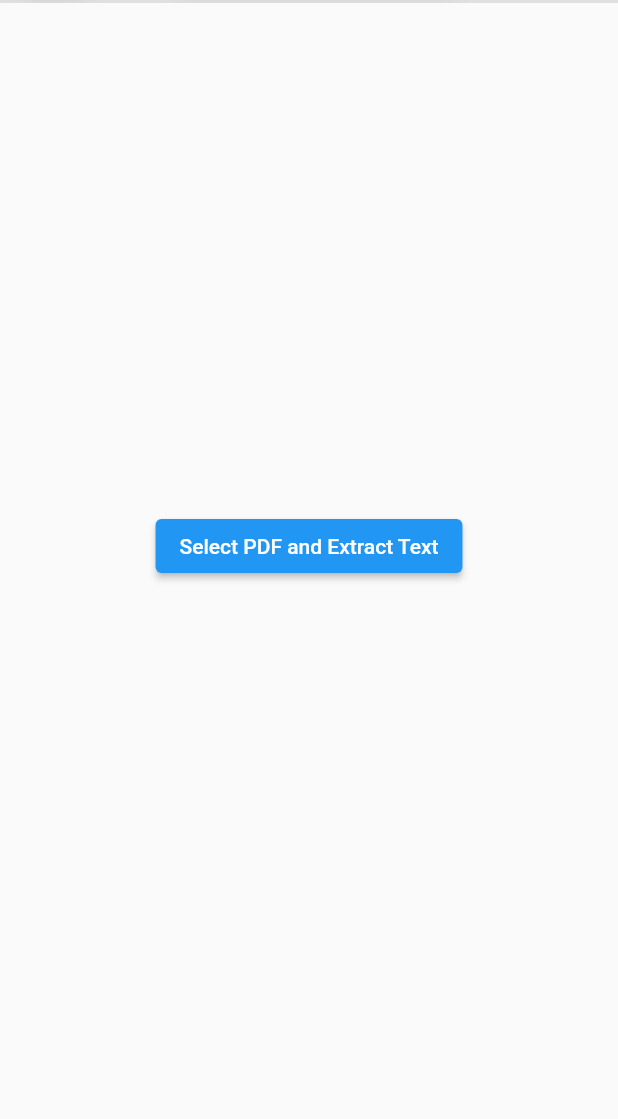
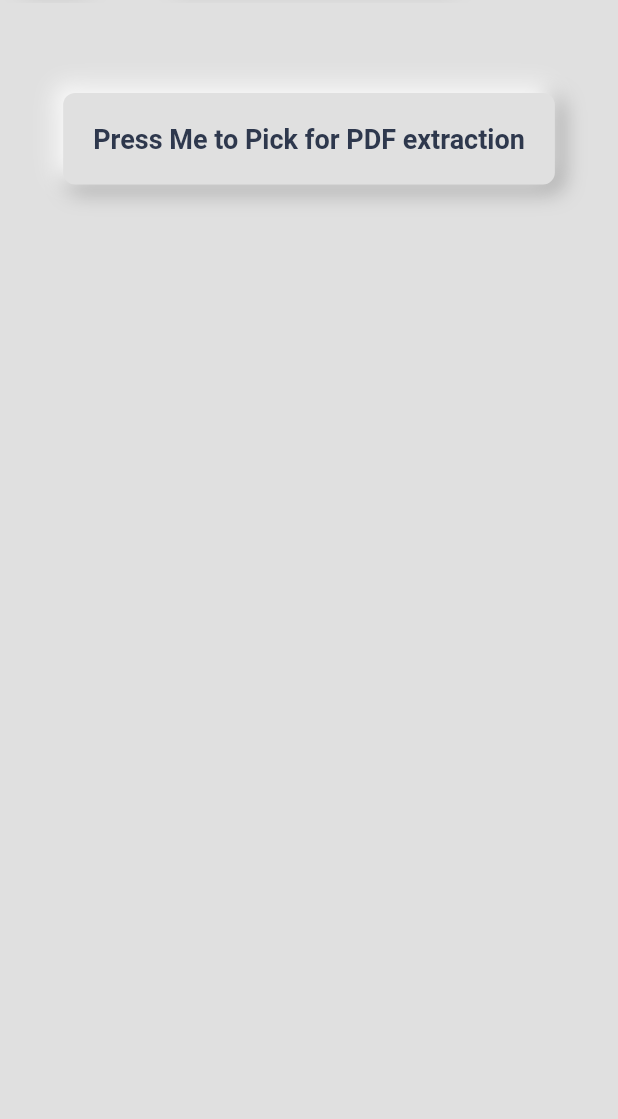
Before and after one commit to deepanshu-rajput-git/Pixel-Pen, a Flutter app: the PdfScanner screen opened directly, on a phone screen of 412 x 824 dp, the part 117-1236 px from its top. Run offline on Flutter 3.47's test engine with Material 2 defaults, Android fonts, the light colour scheme and no system bars; our stand-ins replace animate_do, camera, file_picker, get, liquid_progress_indicator_v2, lottie and 1 more; missing offline and left inert: clipboard, google_mlkit_text_recognition, syncfusion_flutter_pdf.

Commit message:
PDF extracted text container updated and checked

```diff
--- a/lib/widgets/PdfScanner.dart
+++ b/lib/widgets/PdfScanner.dart
@@ -1,6 +1,9 @@
+import 'package:animate_do/animate_do.dart';
 import 'package:file_picker/file_picker.dart';
 import 'package:flutter/material.dart';
+import 'package:pixel_pen/utils/colors.dart';
 import 'package:pixel_pen/widgets/AppBar.dart';
+import 'package:pixel_pen/widgets/MainButton.dart';
 import 'package:syncfusion_flutter_pdf/pdf.dart';
 import 'dart:io';
 
@@ -12,7 +15,7 @@ class PdfScanner extends StatefulWidget {
 }
 
 class _PdfScannerState extends State<PdfScanner> {
-  String extractedText = '';
+  String? extractedText;
 
   Future<void> extractTextFromPDF() async {
     try {
@@ -51,29 +54,88 @@ class _PdfScannerState extends State<PdfScanner> {
   Widget build(BuildContext context) {
     return Scaffold(
         appBar: const MyAppBar(),
-      body: Center(
+        backgroundColor: AppColors.backgroundColor,
+        body: SingleChildScrollView(
+            child: Padding(
+          padding: const EdgeInsets.symmetric(horizontal: 20, vertical: 10),
           child: Column(
             mainAxisAlignment: MainAxisAlignment.center,
+            crossAxisAlignment: CrossAxisAlignment.center,
             children: <Widget>[
-            ElevatedButton(
+              const SizedBox(height: 30),
+              MainButton(
+                child: const Text(
+                  "Press Me to Pick for PDF extraction",
+                  style: TextStyle(
+                      fontWeight: FontWeight.bold,
+                      fontSize: 18,
+                      color: AppColors.titleColor),
+                ),
                 onPressed: () {
                   extractTextFromPDF();
                 },
-              child: Text('Select PDF and Extract Text'),
               ),
-            SizedBox(height: 20),
-            if (extractedText.isNotEmpty)
-              Expanded(
-                child: SingleChildScrollView(
-                  child: Text(
-                    extractedText,
-                    style: TextStyle(fontSize: 16),
+              extractedText != null
+                  ? Container(
+                      height: 500, // Adjust the height as needed
+                      width: 300,
+                      padding: const EdgeInsets.symmetric(
+                          horizontal: 15, vertical: 20),
+                      decoration: BoxDecoration(
+                          color: AppColors.backgroundColor!,
+                          borderRadius: BorderRadius.circular(8),
+                          boxShadow: [
+                            BoxShadow(
+                                color: AppColors.darkColor!,
+                                blurRadius: 12,
+                                offset: const Offset(4, 4),
+                                spreadRadius: 1),
+                            const BoxShadow(
+                                color: Colors.white,
+                                blurRadius: 12,
+                                offset: Offset(-4, -4),
+                                spreadRadius: 1),
+                          ]), // Adjust the width as needed
+                      child: FadeIn(
+                        duration: const Duration(seconds: 8),
+                        child:
+                            SingleChildScrollView(child: Text(extractedText!)),
                       ),
+                    )
+                  : Container(),
+              extractedText != null
+                  ? Row(
+                      mainAxisAlignment: MainAxisAlignment.spaceAround,
+                      children: [
+                        MainButton(
+                          child: const Text(
+                            "Save to drive",
+                            style: TextStyle(
+                                fontWeight: FontWeight.bold,
+                                fontSize: 18,
+                                color: AppColors.titleColor),
                           ),
+                          onPressed: () {
+                            // To Do Save to drive
+                          },
+                        ),
+                        MainButton(
+                          child: const Text(
+                            "Download",
+                            style: TextStyle(
+                                fontWeight: FontWeight.bold,
+                                fontSize: 18,
+                                color: AppColors.titleColor),
+                          ),
+                          onPressed: () {
+                            // To do Shared Prefernces
+                          },
                         ),
                       ],
+                    )
+                  : Container(),
+            ],
           ),
-      ),
-    );
+        )));
   }
 }
```
Lines whose indentation alone changed are shown as unchanged.
